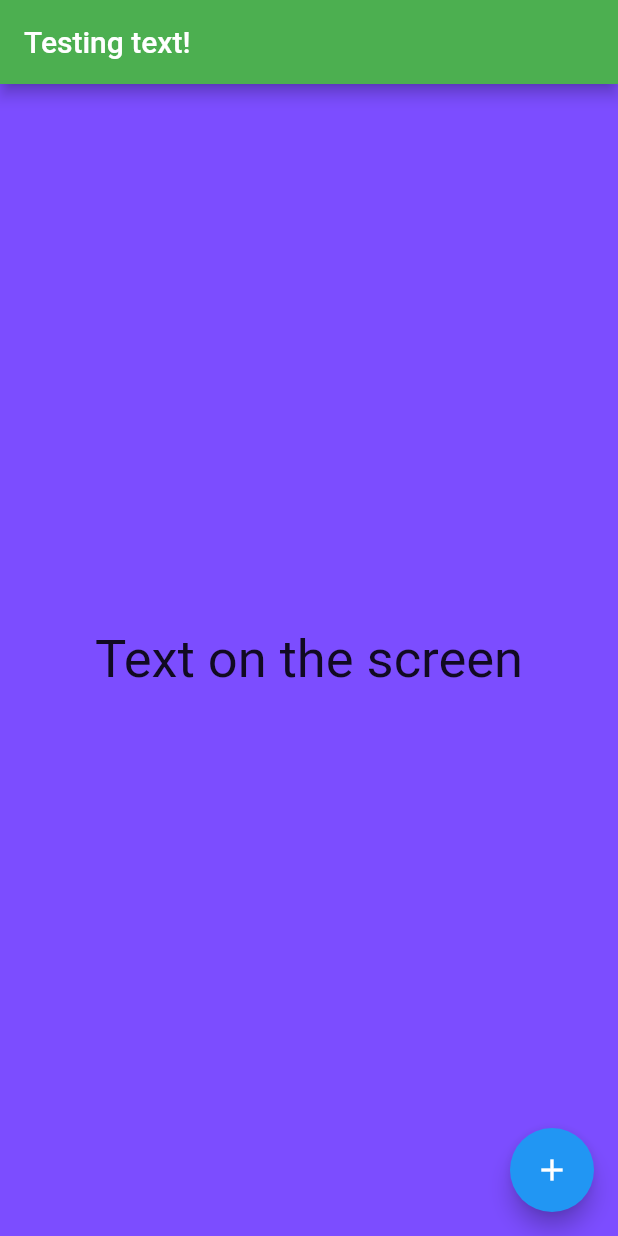
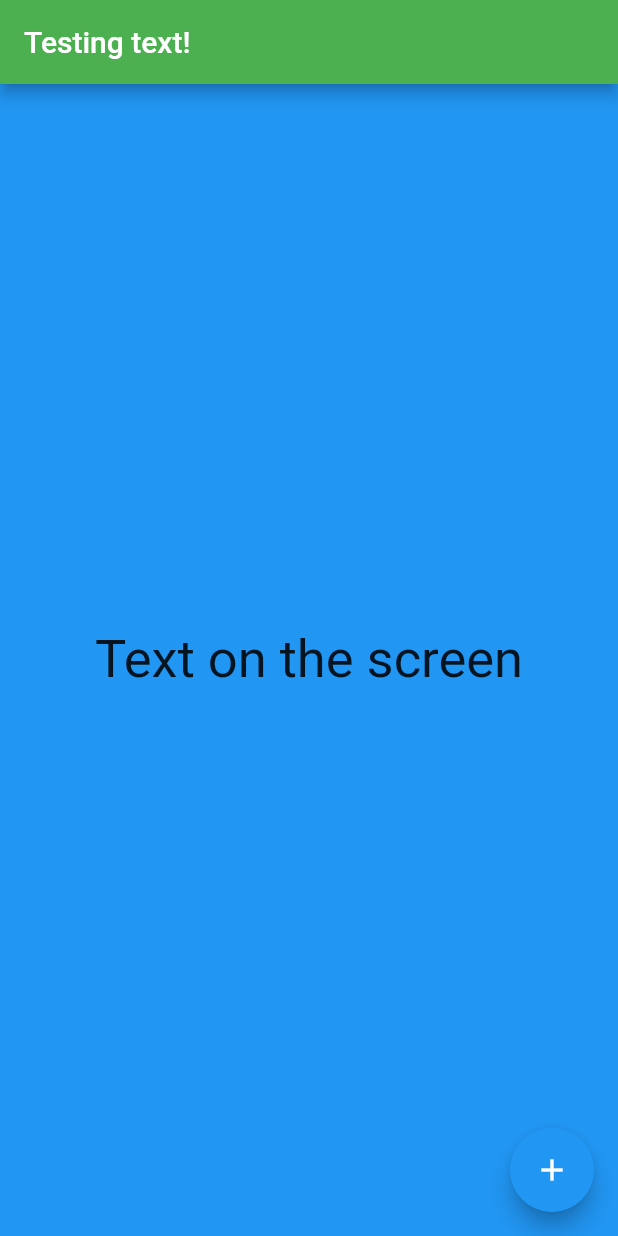
Before and after one commit to JustSomeStudent/ChatApp, a Flutter app: the screen it shows after launch, on a phone screen of 412 x 824 dp. Run offline on Flutter 3.47's test engine with Material 2 defaults, Android fonts, the phone set to English and light mode, and no system bars.

Commit message:
Pakeičiau fono spalva

```diff
--- a/lib/main.dart
+++ b/lib/main.dart
@@ -16,7 +16,7 @@ class MyApp extends StatelessWidget {
           title: const Text ('Testing text!'),
         ),
 
-        backgroundColor: Colors.deepPurpleAccent,
+        backgroundColor: Colors.blue,
 
         floatingActionButton: FloatingActionButton(
           child: const Icon(Icons.add),
```
